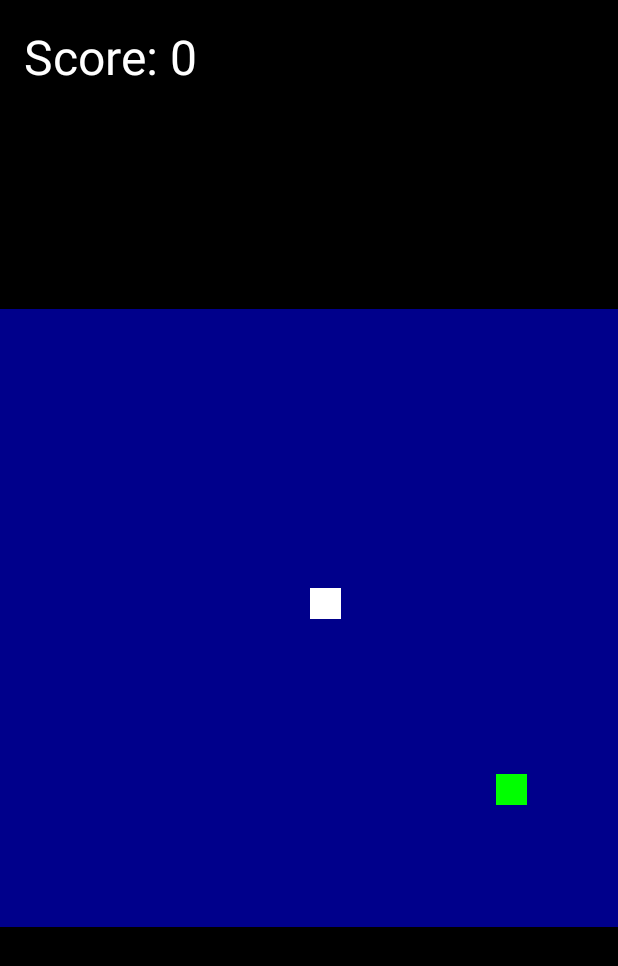
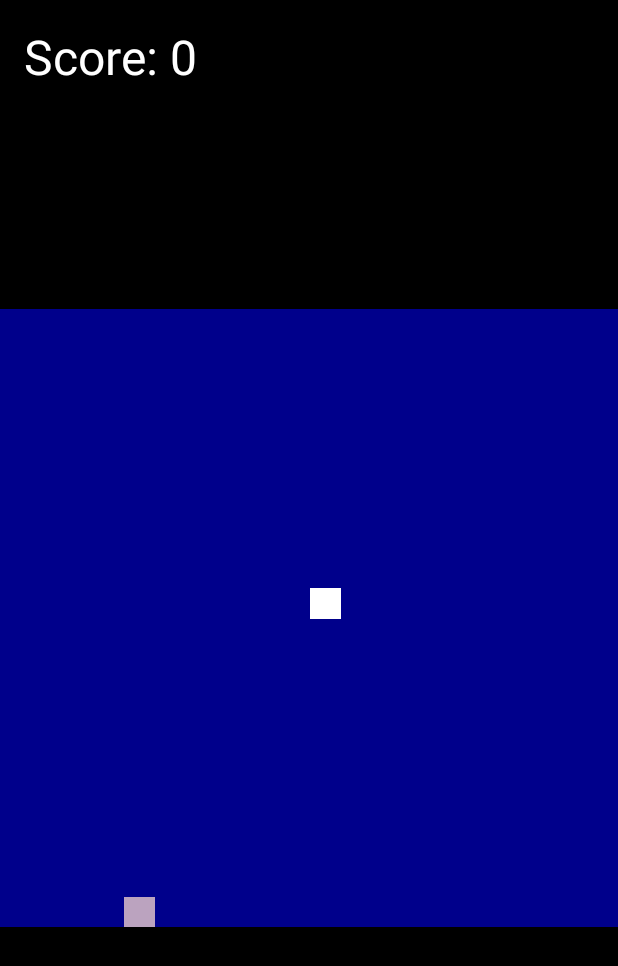
Before and after one commit to dan22000/Snake2025, an Android app: the screen it shows after launch (MainActivity), on a phone screen of 412 x 824 dp. Shown: the top 966 px of the screen. Run offline under Robolectric (Android 15) with nearby library versions, the phone set to English and light mode, and no system bars.

Commit message:
Updated MainActivity.kt.

```diff
--- a/app/build.gradle.kts
+++ b/app/build.gradle.kts
@@ -9,7 +9,7 @@ android {
 
     defaultConfig {
         applicationId = "com.android.snake2025"
-        minSdk = 24
+        minSdk = 31
         targetSdk = 34
         versionCode = 1
         versionName = "1.0"
--- a/app/src/main/AndroidManifest.xml
+++ b/app/src/main/AndroidManifest.xml
@@ -1,6 +1,8 @@
 <?xml version="1.0" encoding="utf-8"?>
 <manifest xmlns:android="http://schemas.android.com/apk/res/android"
     xmlns:tools="http://schemas.android.com/tools">
+
+    <uses-permission android:name="android.permission.VIBRATE" />
 
     <application
         android:allowBackup="true"
--- a/app/src/main/java/com/android/snake2025/MainActivity.kt
+++ b/app/src/main/java/com/android/snake2025/MainActivity.kt
@@ -1,10 +1,14 @@
 package com.android.snake2025
 
 import android.annotation.SuppressLint
+import android.content.Context
 import android.graphics.Color
+import android.media.MediaPlayer
 import android.os.Bundle
 import android.os.Handler
 import android.os.Looper
+import android.os.VibrationEffect
+import android.os.VibratorManager
 import android.view.GestureDetector
 import android.view.MotionEvent
 import android.view.View
@@ -19,6 +23,7 @@ class MainActivity : AppCompatActivity(), View.OnTouchListener, GestureDetector.
     private lateinit var layoutMain: LinearLayout
     private lateinit var gestureDetector: GestureDetector
     private lateinit var layoutScore: TextView
+    private lateinit var vibratorManager: VibratorManager
 
     private val snakeTiles = mutableListOf<SnakeTile>()
     private val rows: MutableList<LinearLayout> = ArrayList()
@@ -31,6 +36,7 @@ class MainActivity : AppCompatActivity(), View.OnTouchListener, GestureDetector.
     private var snakeDirectionY = 0
     private var appleX = 0
     private var appleY = 0
+    private var appleColor = 0
     private var score = 0
 
     @SuppressLint("ClickableViewAccessibility")
@@ -39,6 +45,7 @@ class MainActivity : AppCompatActivity(), View.OnTouchListener, GestureDetector.
         super.onCreate(savedInstanceState)
         setContentView(R.layout.activity_main)
 
+        vibratorManager = getSystemService(Context.VIBRATOR_MANAGER_SERVICE) as VibratorManager
         gestureDetector = GestureDetector(this, this)
         layoutScore = findViewById(R.id.score)
         layoutMain = findViewById(R.id.main)
@@ -65,6 +72,7 @@ class MainActivity : AppCompatActivity(), View.OnTouchListener, GestureDetector.
                     drawBoard()
                     mainHandler.postDelayed(this, snakeSpeed)
                 } else {
+                    MediaPlayer.create(baseContext, R.raw.beep).start()
                     layoutScore.text = String.format(getString(R.string.score_game_over), score.toString())
                 }
             }
@@ -82,7 +90,7 @@ class MainActivity : AppCompatActivity(), View.OnTouchListener, GestureDetector.
             if (score % 20 == 0) {
                 snakeSpeed -= 10
             }
-
+            vibratorManager.defaultVibrator.vibrate(VibrationEffect.createOneShot(300, VibrationEffect.DEFAULT_AMPLITUDE))
             layoutScore.text = String.format(getString(R.string.score), score.toString())
         }
     }
@@ -92,6 +100,7 @@ class MainActivity : AppCompatActivity(), View.OnTouchListener, GestureDetector.
      */
     private fun assignRandomApplePosition() {
         val random = Random()
+        appleColor = Color.argb(255, random.nextInt(256), random.nextInt(256), random.nextInt(256))
         appleX = random.nextInt(tileSize)
         appleY = random.nextInt(tileSize)
     }
@@ -128,7 +137,7 @@ class MainActivity : AppCompatActivity(), View.OnTouchListener, GestureDetector.
             for (y in 0 until tileSize) {
                 var color = getColor(R.color.blue)
                 if (x == appleX && y == appleY) {
-                    color = Color.GREEN
+                    color = appleColor
                 } else if (x == snakeX && y == snakeY) {
                     color = Color.WHITE
                 }
```
Also changed, not shown: 1 other file.
